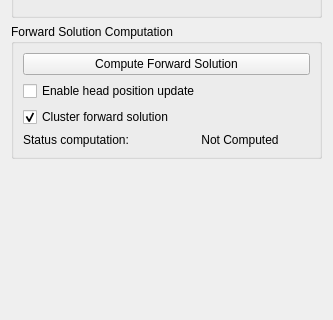
Above: src/libraries/disp/viewers/formfiles/fwdsettingsview.ui from mne-tools/mne-cpp before the change; both pictures show x 0 to 333 and y 313 to 633 of the 333 by 939 pixel window. Below: the same form after it.
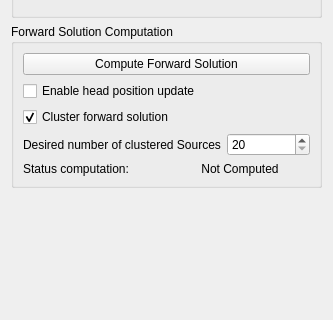
That is the form after the change.

Commit message: adapted fwdsettingsview for adaptive clustering

Patch:
```diff
--- a/src/libraries/disp/viewers/formfiles/fwdsettingsview.ui
+++ b/src/libraries/disp/viewers/formfiles/fwdsettingsview.ui
@@ -221,6 +221,33 @@
         </property>
        </widget>
       </item>
+      <item>
+       <layout class="QHBoxLayout" name="horizontalLayout_2">
+        <item>
+         <widget class="QLabel" name="label_5">
+          <property name="text">
+           <string>Desired number of clustered Sources</string>
+          </property>
+         </widget>
+        </item>
+        <item>
+         <widget class="QSpinBox" name="m_spinBox_iNDipoleClustered">
+          <property name="baseSize">
+           <size>
+            <width>0</width>
+            <height>0</height>
+           </size>
+          </property>
+          <property name="minimum">
+           <number>20</number>
+          </property>
+          <property name="maximum">
+           <number>1000</number>
+          </property>
+         </widget>
+        </item>
+       </layout>
+      </item>
       <item>
        <layout class="QHBoxLayout" name="horizontalLayout">
         <item>
```
The commit also changes 4 other files.
